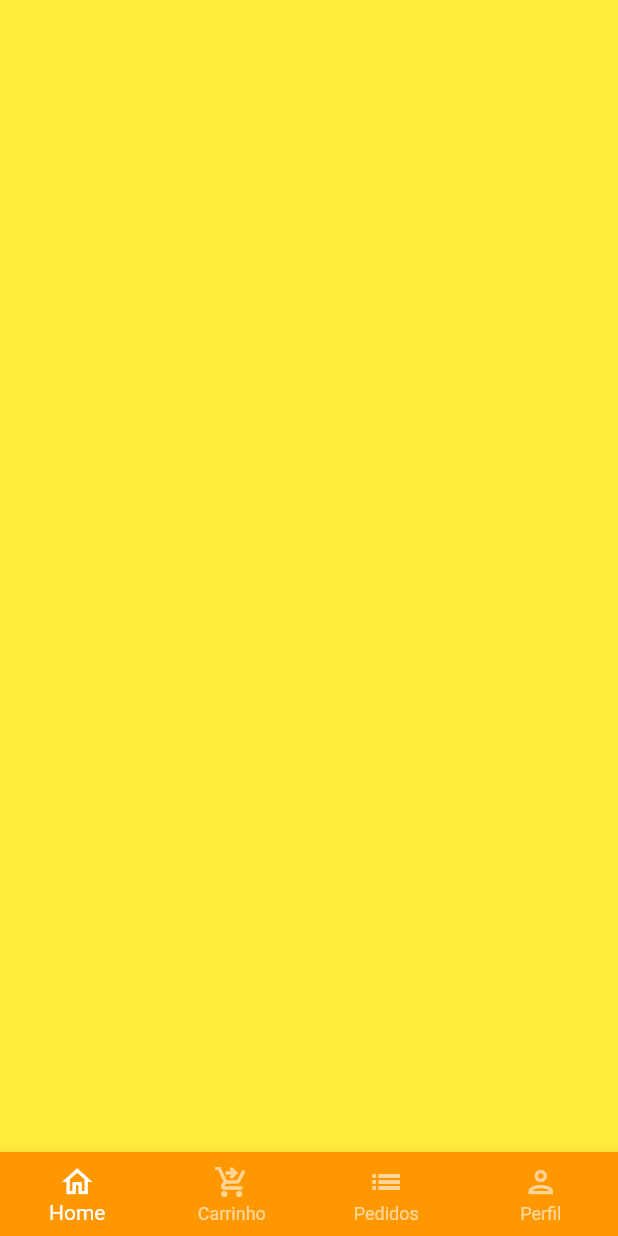
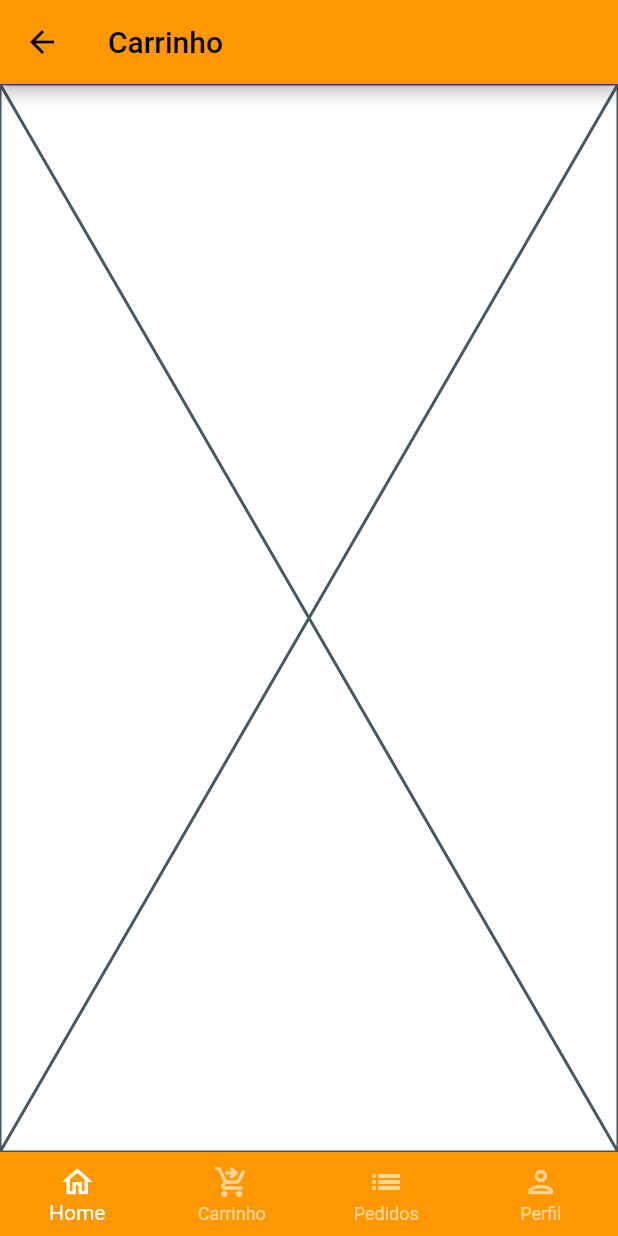
Before and after one commit to emersonbarina/quitanda-course-frontend, a Flutter app: the BaseScreen screen opened directly, swiped to page 2, on a phone screen of 412 x 824 dp. Run offline on Flutter 3.47's test engine with Material 2 defaults, Android fonts, the phone set to English and light mode, and no system bars; our stand-ins replace animated_text_kit, badges, mask_text_input_formatter.

Commit message:
Login UI - Cart - Using Placeholder

```diff
--- a/lib/scr/pages/base/base_screen.dart
+++ b/lib/scr/pages/base/base_screen.dart
@@ -1,6 +1,7 @@
 import 'package:flutter/material.dart';
 import 'package:quitanda/scr/constants/colors.dart';
 import 'package:quitanda/scr/constants/texts.dart';
+import 'package:quitanda/scr/pages/cart/cart_tab.dart';
 
 import '../home/home_tab.dart';
 
@@ -23,7 +24,7 @@ class _BaseScreenState extends State<BaseScreen> {
         controller: pageController,
         children: [
           const HomeTab(),
-          Container(color: Colors.yellow,),
+          const CartTab(),
           Container(color: Colors.blue,),
           Container(color: Colors.green,),
         ],
--- /dev/null
+++ b/lib/scr/pages/cart/cart_tab.dart
@@ -0,0 +1,22 @@
+import 'package:flutter/material.dart';
+import 'package:quitanda/scr/constants/texts.dart';
+
+class CartTab extends StatelessWidget {
+  const CartTab({Key? key}) : super(key: key);
+
+  @override
+  Widget build(BuildContext context) {
+    return Scaffold(
+      appBar: AppBar(
+        title: const Text(tNavCart),
+      ),
+      body: Column(
+        children: const [
+          Expanded(
+            child: Placeholder(),
+          ),
+        ],
+      ),
+    );
+  }
+}
--- a/lib/scr/pages/product/product_screen.dart
+++ b/lib/scr/pages/product/product_screen.dart
@@ -72,8 +72,6 @@ class _ProductScreenState extends State<ProductScreen> {
                             value: cartItemQuantity,
                             suffixText: widget.item.unit,
                             result: (int quantity) {
-
-
                               setState(() {
                                 cartItemQuantity = quantity;
                               });
```
